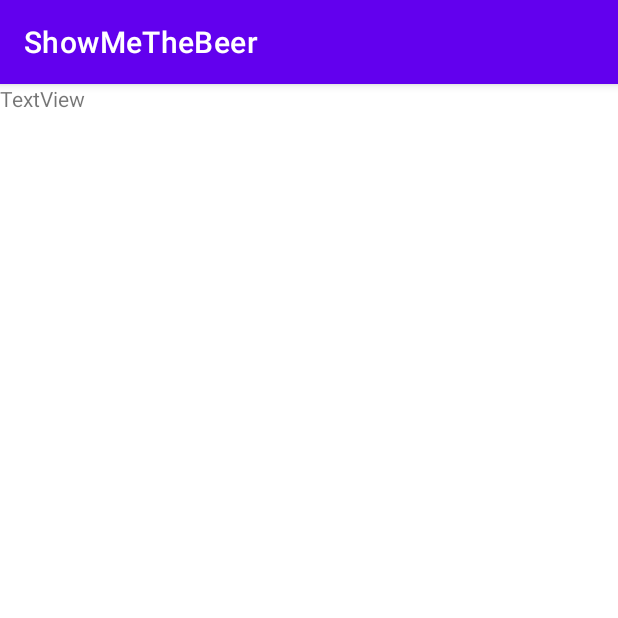
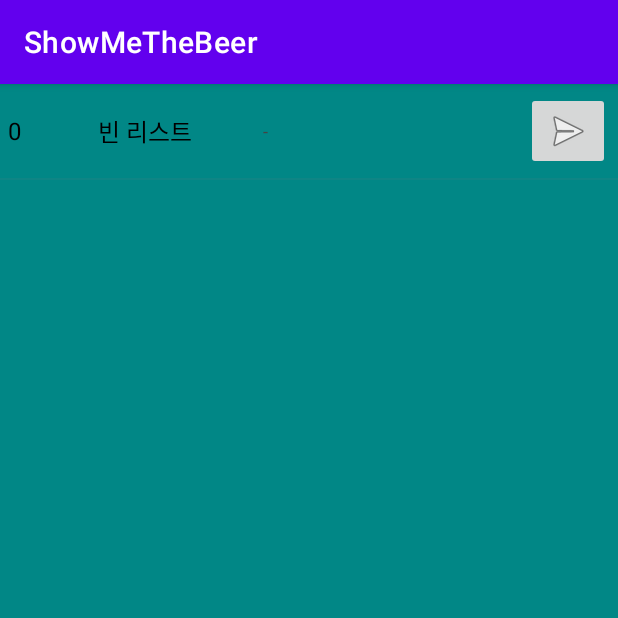
Before and after one commit to johojae/SESE, an Android app: the fragment Fragment_List shown on its own in the app's theme, on a phone screen of 412 x 824 dp, the top half of it. Run offline under Robolectric (Android 15) with nearby library versions, the phone set to English and light mode, and no system bars; libraries missing offline, so code that uses them is left out: net.daum.mf.

Commit message:
no message

```diff
--- a/ShowMeTheBeer/app/build.gradle
+++ b/ShowMeTheBeer/app/build.gradle
@@ -88,4 +88,5 @@ dependencies {
     implementation 'com.journeyapps:zxing-android-embedded:4.1.0'
     implementation 'androidx.viewpager2:viewpager2:1.0.0'
     implementation 'com.google.android.material:material:1.9.0'
+    implementation "androidx.recyclerview:recyclerview:1.3.0"
 }
--- a/ShowMeTheBeer/app/src/main/java/com/sese/showmethebeer/FragmentPractice.java
+++ b/ShowMeTheBeer/app/src/main/java/com/sese/showmethebeer/FragmentPractice.java
@@ -34,7 +34,7 @@ public class FragmentPractice extends Fragment {
                 break;
             case 1:
             case 2:
-                resource = R.layout.test;
+                resource = R.layout.activity_beer_recommender;
                 break;
             default:
                 resource = 0;
--- a/ShowMeTheBeer/app/src/main/java/com/sese/showmethebeer/Fragment_List.java
+++ b/ShowMeTheBeer/app/src/main/java/com/sese/showmethebeer/Fragment_List.java
@@ -1,8 +1,11 @@
 package com.sese.showmethebeer;
+
+import static androidx.core.content.ContextCompat.getSystemService;
 
 import android.annotation.SuppressLint;
 import android.app.Activity;
 import android.os.Bundle;
+import android.util.Log;
 import android.view.LayoutInflater;
 import android.view.View;
 import android.view.ViewGroup;
@@ -12,13 +15,31 @@ import android.widget.TextView;
 import androidx.annotation.NonNull;
 import androidx.annotation.Nullable;
 import androidx.fragment.app.Fragment;
+import androidx.fragment.app.FragmentManager;
+import androidx.fragment.app.FragmentResultListener;
+import androidx.recyclerview.widget.DividerItemDecoration;
+import androidx.recyclerview.widget.LinearLayoutManager;
+import androidx.recyclerview.widget.RecyclerView;
 
 import net.daum.mf.map.api.MapView;
 
-public class Fragment_List extends Fragment {
+import java.io.ByteArrayInputStream;
+import java.io.IOException;
+import java.io.ObjectInputStream;
+import java.io.Serializable;
+import java.util.ArrayList;
+import java.util.Arrays;
+import java.util.List;
+
+public class Fragment_List extends Fragment implements Serializable {
     Activity activity;
-    ViewGroup textViewContainer;
+    View view;
 
+    ArrayList<String> storeListStringArray = new ArrayList<String>();
+
+    public RecyclerView recyclerView;
+    public RecyclerView.Adapter adapter;
+    public ArrayList<itemData> items = new ArrayList<>();
     public static Fragment_List newInstance(int number) {
         Fragment_List fp = new Fragment_List();
         Bundle bundle = new Bundle();
@@ -30,6 +51,38 @@ public class Fragment_List extends Fragment {
     public void onCreate(@Nullable Bundle savedInstanceState) {
         super.onCreate(savedInstanceState);
         activity = getActivity();
+
+        getParentFragmentManager().setFragmentResultListener("storeList", this, new FragmentResultListener() {
+            @Override
+            public void onFragmentResult(@NonNull String key, @NonNull Bundle bundle) {
+                // We use a String here, but any type that can be put in a Bundle is supported
+//                storeListStringArray = new ArrayList<String>();
+                storeListStringArray.addAll(bundle.getStringArrayList("data"));
+//                byte[] byteArray = bundle.getByteArray("data");
+                // Do something with the result...
+//                ObjectInputStream ois = null;
+//                ArrayList<BeerStoreManager.StoreData> list = new ArrayList<BeerStoreManager.StoreData>();
+//                try {
+//                    ois = new ObjectInputStream(new ByteArrayInputStream(byteArray));
+//                    try {
+//                        list.addAll((ArrayList<BeerStoreManager.StoreData>) ois.readObject());
+//                        int sizo = list.size();
+//                    } catch (ClassNotFoundException e) {
+//                        throw new RuntimeException(e);
+//                    } catch (IOException e) {
+//                        throw new RuntimeException(e);
+//                    } finally {
+//                        ois.close();
+//                    }
+//                } catch (IOException e) {
+//                    throw new RuntimeException(e);
+//                }
+//                List<BeerStoreManager.StoreData> tempList = new <BeerStoreManager.StoreData> ArrayList(Arrays.asList(byteArray));
+
+
+
+            }
+        });
     }
 
     @SuppressLint("WrongViewCast")
@@ -37,25 +90,10 @@ public class Fragment_List extends Fragment {
     @Override
     public View onCreateView(@NonNull LayoutInflater inflater, ViewGroup container,
                              @Nullable Bundle savedInstanceState) {
-        View view = inflater.inflate(R.layout.test , container, false);
-        textView = new TextView(activity);
+        view = inflater.inflate(R.layout.activity_beer_store_list , container, false);
 
-        textViewContainer = (ViewGroup) view.findViewById(R.id.textView);
-        textViewContainer.addView(textView);
-//
-//        textView.setText();
-//
-//        textViewContainer = (ViewGroup) view.findViewById(R.id.textView);
-//
-//        TextView textView;
-//        ViewGroup textViewContainer;
-//
-//
-//
-//        imgView = new ImageView(activity);
-//
-//        imgViewContainer = (ViewGroup) view.findViewById(R.id.textView.imageView);
-////        imgViewContainer.addView(imgView);
+//        recyclerView = (RecyclerView) view.findViewById(R.id.recycler_view);
+//        recyclerView.setHasFixedSize(true);
 
         return view;
     }
@@ -63,11 +101,202 @@ public class Fragment_List extends Fragment {
     @Override
     public void onResume() {
         super.onResume();
-        //textView.onR.onResume();
+
+//        List<itemData> itemDataList = new ArrayList<itemData>();
+//        itemDataList.add(new itemData(10,"nam","pho"));
+//
+//        adapter = new Adapter(itemDataList);
+//        RecyclerView.LayoutManager mlayoutManager = new LinearLayoutManager(getActivity());
+//        recyclerView.setLayoutManager(mlayoutManager);
+//        recyclerView.setAdapter(adapter);
+
+        recyclerView = (RecyclerView) view.findViewById(R.id.recycler_view);
+        recyclerView.setHasFixedSize(true);
+
+        recyclerView.addItemDecoration(new DividerItemDecoration(getActivity().getApplicationContext(), DividerItemDecoration.VERTICAL)); // 구분선
+
+        List<itemData> itemDataList = new ArrayList<itemData>();
+        Adapter dataAdapter = new Adapter(itemDataList);
+        RecyclerView.LayoutManager layoutManager = new LinearLayoutManager(getActivity().getApplicationContext());
+        recyclerView.setLayoutManager(layoutManager);
+
+        int sizeOfStringArray = storeListStringArray.size();
+        if(sizeOfStringArray == 0)
+        {
+            itemData data = new itemData(0, "빈 리스트", "");
+            itemDataList.add(data);
+        }
+        else {
+            int sizeOfStoreList = Integer.valueOf(storeListStringArray.get(0));
+            if (sizeOfStoreList == (sizeOfStringArray - 1)/3) {
+                for (int idx = 0; idx < sizeOfStoreList; idx++) {
+                    int distance;
+                    String name = storeListStringArray.get(idx * 3 + 2);
+                    String phone = storeListStringArray.get(idx * 3 + 3);
+                    try{
+                        distance = Integer.valueOf(storeListStringArray.get(idx * 3 + 1));
+                    }
+                    catch(NumberFormatException ex){
+                        ex.printStackTrace();
+                        distance = 0;
+                    }
+                    itemData data = new itemData(distance, name, phone);
+                    itemDataList.add(data);
+                }
+            }
+        }
+
+        recyclerView.setAdapter(dataAdapter);
+
+
+//        dataAdapter.notifyDataSetChanged();
+//
+//        recyclerView = (RecyclerView) view.findViewById(R.id.recycler_view);
+//        recyclerView.setHasFixedSize(true);
+//
+//        //recyclerViewList.add(new RecyclerView(activity));
+//
+////        RecyclerView recyclerView = recyclerViewList.get(0);
+////
+////        recyclerViewContainer = (ViewGroup) view.findViewById(R.id.recycler_view);
+////        recyclerViewContainer.addView(recyclerView);
+//
+//        //RecyclerView recyclerView = (RecyclerView) view.findViewById(R.id.recycler_view);
+//
+//////        List<BeerStoreManager.StoreData> storeDataList = fragmentMap.storeDataList;
+////        //fragmentMap.mapViewList.get(0).getPOIItems();
+////
+////        firstShow = true;
+////
+//        recyclerView.addItemDecoration(new DividerItemDecoration(getActivity().getApplicationContext(), DividerItemDecoration.VERTICAL)); // 구분선
+//
+////        LinearLayoutManager linearLayoutManager;
+////        linearLayoutManager = new LinearLayoutManager(getActivity().getApplicationContext());
+////
+////        recyclerView.setLayoutManager(linearLayoutManager); // 리사이클러뷰에 set 해준다 .
+//
+//        List<itemData> itemDataList = new ArrayList<itemData>();
+//        Adapter dataAdapter = new Adapter(itemDataList);
+//        RecyclerView.LayoutManager mlayoutManager = new LinearLayoutManager(getActivity());
+//        recyclerView.setLayoutManager(mlayoutManager);
+//        recyclerView.setAdapter(dataAdapter);
+//
+//        int sizeOfStringArray = storeListStringArray.size();
+//        if(sizeOfStringArray == 0)
+//        {
+//            itemData data = new itemData(0, "빈 리스트", "");
+//            itemDataList.add(data);
+//        }
+//        else {
+//            int sizeOfStoreList = Integer.valueOf(storeListStringArray.get(0));
+//            if(sizeOfStoreList == sizeOfStringArray - 1)
+//            {
+//                for(int idx = 1; idx < sizeOfStoreList; idx++)
+//                {
+//                    itemData data = new itemData(Integer.valueOf(storeListStringArray.get(idx)), storeListStringArray.get(idx + 1), storeListStringArray.get(idx + 2));
+//                    itemDataList.add(data);
+//                }
+//            }
+//
+////        for(BeerStoreManager.StoreData storeData:storeDataList)
+////        {
+////            itemData data = new itemData(storeData.distance, storeData.place_name, storeData.phone);
+////            itemDataList.add(data);
+////        }
+//
+//            dataAdapter.notifyDataSetChanged();
+//        }
     }
 
     @Override
-    public void onPause() {
+    public void onPause()
+    {
         super.onPause();
+        recyclerView.removeAllViews();
+    }
+
+    public class itemData {
+        int distance;
+        String name;
+        String phone;
+
+        ///getter setter 만들기
+        public int getDistance() {
+            return distance;
+        }
+
+        public String getName() {
+            return name;
+        }
+
+        public String getPhone() {
+            return phone;
+        }
+
+        public void setDistance(int distance) {
+            this.distance = distance;
+        }
+
+        public void setName(String name) {
+            this.name = name;
+        }
+
+        public void setPhone(String phone) {
+            this.phone = phone;
+        }
+
+        //constructor 만들기
+        public itemData(int distance,String name, String phone) {
+            this.distance = distance;
+            if(name == "")
+                this.name = "-";
+            else
+                this.name = name;
+            if(phone == "")
+                this.phone = "-";
+            else
+                this.phone = phone;
+            Log.d("ITEM", "! " + distance + "," + name + "," + phone);
+        }
+    }
+
+    public class Adapter extends RecyclerView.Adapter<Adapter.AdapterViewholder> {
+
+        private List<itemData> itemDataList;
+
+        public Adapter(List<itemData> arrayList) { //Main_class와 연동하기 위한 adapter 파라미터
+            this.itemDataList = arrayList;
+        }
+
+        @NonNull
+        @Override
+        public AdapterViewholder onCreateViewHolder(@NonNull ViewGroup parent, int viewType) {
+            View view = LayoutInflater.from(parent.getContext()).inflate(R.layout.activity_beer_store_list_item,parent,false);
+            AdapterViewholder holder = new AdapterViewholder(view);
+            return holder;
+        }
+
+        @Override
+        public void onBindViewHolder(@NonNull AdapterViewholder holder, int position) {
+            holder.distance.setText(String.valueOf(itemDataList.get(position).getDistance()));
+            holder.name.setText(itemDataList.get(position).getName());
+            holder.phone.setText(itemDataList.get(position).getPhone());
+        }
+
+        @Override
+        public int getItemCount() {
+            return (null != itemDataList ? itemDataList.size() :0);
+        }
+
+        public class AdapterViewholder extends RecyclerView.ViewHolder {
+            TextView distance, name , phone;
+            public AdapterViewholder(@NonNull View itemView) {
+                super(itemView);
+
+                distance = (TextView) itemView.findViewById(R.id.beerStoreDistance);
+                name = (TextView) itemView.findViewById(R.id.beerStoreName);
+                phone = (TextView) itemView.findViewById(R.id.beerStorePhone);
+            }
+        }
     }
 }
--- a/ShowMeTheBeer/app/src/main/java/com/sese/showmethebeer/Fragment_Map.java
+++ b/ShowMeTheBeer/app/src/main/java/com/sese/showmethebeer/Fragment_Map.java
@@ -42,6 +42,12 @@ import androidx.activity.result.ActivityResultLauncher;
 import androidx.activity.result.contract.ActivityResultContracts;
 
 import android.os.Build;
+
+import java.io.ByteArrayOutputStream;
+import java.io.IOException;
+import java.io.ObjectOutputStream;
+import java.util.ArrayList;
+import java.util.List;
 public class Fragment_Map extends Fragment implements MapView.CurrentLocationEventListener {
     private static final int GPS_ENABLE_REQUEST_CODE = 2001;
     private static final int PERMISSIONS_REQUEST_CODE = 100;
@@ -329,6 +335,31 @@ public class Fragment_Map extends Fragment implements MapView.CurrentLocationEve
         mapViewList.get(0).onPause();
         mapViewContainer.removeView(mapViewList.get(0));
         mapViewList.remove(0);
+
+//        ByteArrayOutputStream baos = new ByteArrayOutputStream();
+//        ObjectOutputStream oos;
+//        try {
+//            oos = new ObjectOutputStream(baos);
+//            oos.writeObject(storeDataList);
+//        } catch (IOException e) {
+//            e.printStackTrace();
+//        }
+//
+//        byte[] byteArray = baos.toByteArray();
+
+        ArrayList<String> tStr = new ArrayList<String>();
+        tStr.add(String.valueOf(storeDataList.size()));
+        for(BeerStoreManager.StoreData storeData:storeDataList)
+        {
+            tStr.add(String.valueOf(storeData.distance));
+            tStr.add(storeData.place_name);
+            tStr.add(storeData.phone);
+        }
+
+        Bundle result = new Bundle();
+//        result.putByteArray("data", byteArray);
+        result.putStringArrayList("data", tStr);
+        getParentFragmentManager().setFragmentResult("storeList", result);
     }
 
     @Override
--- a/ShowMeTheBeer/app/src/main/java/com/sese/showmethebeer/ViewPager2Adapter.java
+++ b/ShowMeTheBeer/app/src/main/java/com/sese/showmethebeer/ViewPager2Adapter.java
@@ -23,6 +23,8 @@ public class ViewPager2Adapter extends FragmentStateAdapter {
         {
             case 0:
                 return Fragment_Map.newInstance(position);
+            case 1:
+                return Fragment_List.newInstance(position);
             default:
                 return FragmentPractice.newInstance(position);
         }
--- a/ShowMeTheBeer/app/src/main/res/layout/activity_beer_store_list.xml
+++ b/ShowMeTheBeer/app/src/main/res/layout/activity_beer_store_list.xml
@@ -10,6 +10,11 @@
     <androidx.recyclerview.widget.RecyclerView
         android:id="@+id/recycler_view"
         android:layout_width="match_parent"
-        android:layout_height="match_parent" />
+        android:layout_height="match_parent"
+        android:background="@color/teal_700"
+        android:scrollbarFadeDuration="0"
+        android:scrollbarSize="5dp"
+        android:scrollbarThumbVertical="@android:color/darker_gray"
+        android:scrollbars="vertical" />
 
 </LinearLayout>
--- /dev/null
+++ b/ShowMeTheBeer/app/src/main/res/layout/activity_beer_store_list_item.xml
@@ -0,0 +1,56 @@
+<?xml version="1.0" encoding="utf-8"?>
+<LinearLayout
+    xmlns:android="http://schemas.android.com/apk/res/android"
+    xmlns:app="http://schemas.android.com/apk/res-auto"
+    xmlns:tools="http://schemas.android.com/tools"
+    android:layout_width="match_parent"
+    android:orientation="vertical"
+    android:layout_height="wrap_content"
+    tools:context=".Fragment_List">
+
+<LinearLayout
+    android:layout_width="match_parent"
+    android:layout_height="wrap_content"
+    android:gravity="center_vertical"
+    android:padding="5dp">
+
+    <TextView
+        android:id="@+id/beerStoreDistance"
+        android:layout_width="50dp"
+        android:layout_height="wrap_content"
+        android:text="Dist"
+        android:textSize="16sp"
+        android:textColor="#000"/>
+
+    <TextView
+        android:id="@+id/beerStoreName"
+        android:layout_width="100dp"
+        android:layout_height="wrap_content"
+        android:layout_marginLeft="10dp"
+        android:text="Name"
+        android:textSize="16sp"
+        android:textColor="#000"/>
+
+    <TextView
+        android:id="@+id/beerStorePhone"
+        android:layout_width="wrap_content"
+        android:layout_height="wrap_content"
+        android:layout_marginLeft="10dp"
+        android:text="Phone"
+        android:textSize="12sp"
+        android:textColor="#444"/>
+
+    <View
+        android:layout_width="0dp"
+        android:layout_height="0dp"
+        android:layout_weight="1" />
+
+    <ImageButton
+        android:id="@+id/imageButton"
+        android:layout_width="wrap_content"
+        android:layout_height="wrap_content"
+        android:layout_gravity="right"
+        app:srcCompat="@android:drawable/ic_menu_send" />
+</LinearLayout>
+
+</LinearLayout>
--- a/ShowMeTheBeer/app/src/main/res/layout/test.xml
+++ /dev/null
@@ -1,18 +0,0 @@
-<?xml version="1.0" encoding="utf-8"?>
-<LinearLayout xmlns:android="http://schemas.android.com/apk/res/android"
-    xmlns:app="http://schemas.android.com/apk/res-auto"
-    xmlns:tools="http://schemas.android.com/tools"
-    android:orientation="vertical"
-    android:layout_width="match_parent"
-    android:layout_height="match_parent"
-    tools:context=".Fragment_List">
-
-
-    <TextView
-        android:id="@+id/textView"
-        android:layout_width="match_parent"
-        android:layout_height="match_parent"
-        android:layout_weight="1"
-        android:text="TextView" />
-
-</LinearLayout>
```
